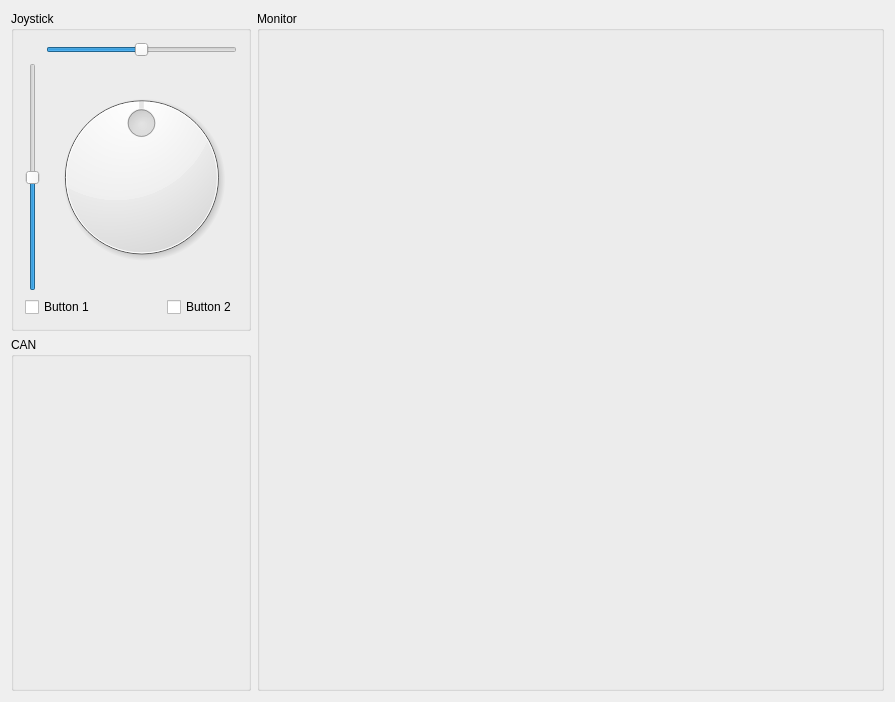
sseitov/Megatron, file src/controllerwidget.ui: the form before one commit.
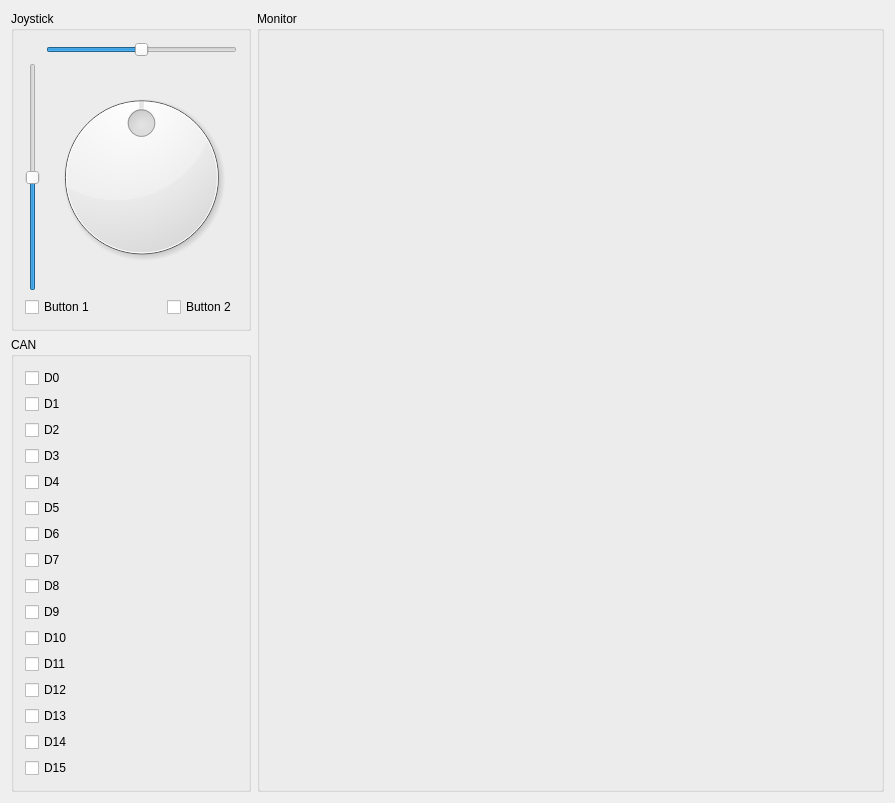
The form after the commit.

```diff
--- a/src/controllerwidget.ui
+++ b/src/controllerwidget.ui
@@ -147,6 +147,124 @@
          <property name="title">
           <string>CAN</string>
          </property>
+         <layout class="QHBoxLayout" name="horizontalLayout_3">
+          <item>
+           <layout class="QVBoxLayout" name="verticalLayout_4">
+            <item>
+             <widget class="QCheckBox" name="d0">
+              <property name="text">
+               <string>D0</string>
+              </property>
+             </widget>
+            </item>
+            <item>
+             <widget class="QCheckBox" name="d1">
+              <property name="text">
+               <string>D1</string>
+              </property>
+             </widget>
+            </item>
+            <item>
+             <widget class="QCheckBox" name="d2">
+              <property name="text">
+               <string>D2</string>
+              </property>
+             </widget>
+            </item>
+            <item>
+             <widget class="QCheckBox" name="d3">
+              <property name="text">
+               <string>D3</string>
+              </property>
+             </widget>
+            </item>
+            <item>
+             <widget class="QCheckBox" name="d4">
+              <property name="text">
+               <string>D4</string>
+              </property>
+             </widget>
+            </item>
+            <item>
+             <widget class="QCheckBox" name="d5">
+              <property name="text">
+               <string>D5</string>
+              </property>
+             </widget>
+            </item>
+            <item>
+             <widget class="QCheckBox" name="d6">
+              <property name="text">
+               <string>D6</string>
+              </property>
+             </widget>
+            </item>
+            <item>
+             <widget class="QCheckBox" name="d7">
+              <property name="text">
+               <string>D7</string>
+              </property>
+             </widget>
+            </item>
+            <item>
+             <widget class="QCheckBox" name="d8">
+              <property name="text">
+               <string>D8</string>
+              </property>
+             </widget>
+            </item>
+            <item>
+             <widget class="QCheckBox" name="d9">
+              <property name="text">
+               <string>D9</string>
+              </property>
+             </widget>
+            </item>
+            <item>
+             <widget class="QCheckBox" name="d10">
+              <property name="text">
+               <string>D10</string>
+              </property>
+             </widget>
+            </item>
+            <item>
+             <widget class="QCheckBox" name="d11">
+              <property name="text">
+               <string>D11</string>
+              </property>
+             </widget>
+            </item>
+            <item>
+             <widget class="QCheckBox" name="d12">
+              <property name="text">
+               <string>D12</string>
+              </property>
+             </widget>
+            </item>
+            <item>
+             <widget class="QCheckBox" name="d13">
+              <property name="text">
+               <string>D13</string>
+              </property>
+             </widget>
+            </item>
+            <item>
+             <widget class="QCheckBox" name="d14">
+              <property name="text">
+               <string>D14</string>
+              </property>
+             </widget>
+            </item>
+            <item>
+             <widget class="QCheckBox" name="d15">
+              <property name="text">
+               <string>D15</string>
+              </property>
+             </widget>
+            </item>
+           </layout>
+          </item>
+         </layout>
         </widget>
        </item>
       </layout>
```
